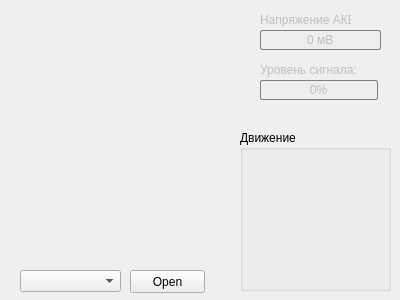
Old version of the form dthard-gui/mainwindow.ui in the repository Ursadon/Dithard.
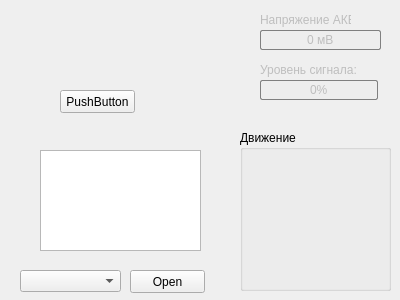
New version of the form. Icons and pictures are not drawn.

Patch:
```diff
--- a/dthard-gui/mainwindow.ui
+++ b/dthard-gui/mainwindow.ui
@@ -311,6 +311,29 @@
      <bool>false</bool>
     </property>
    </widget>
+   <widget class="QPushButton" name="pushButton">
+    <property name="geometry">
+     <rect>
+      <x>60</x>
+      <y>90</y>
+      <width>75</width>
+      <height>23</height>
+     </rect>
+    </property>
+    <property name="text">
+     <string>PushButton</string>
+    </property>
+   </widget>
+   <widget class="QPlainTextEdit" name="plainTextEdit">
+    <property name="geometry">
+     <rect>
+      <x>40</x>
+      <y>150</y>
+      <width>161</width>
+      <height>101</height>
+     </rect>
+    </property>
+   </widget>
   </widget>
  </widget>
  <layoutdefault spacing="6" margin="11"/>
```
